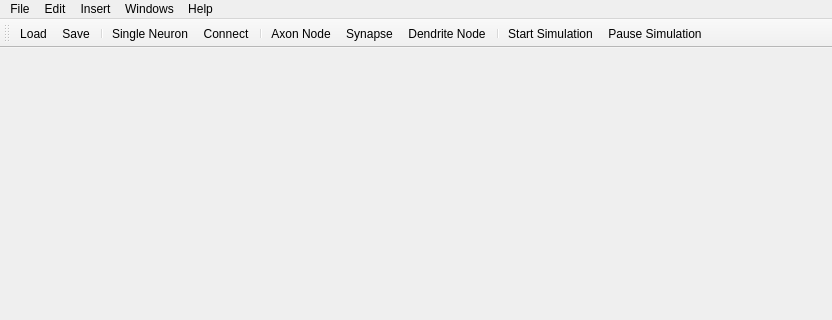
This is NeuroEdit/mainwindow.ui in lucksus/neuro_edit as Qt 5 draws it before an edit; both pictures show x 0 to 832 and y 0 to 320 of the 832 by 599 pixel window. The edited form follows.
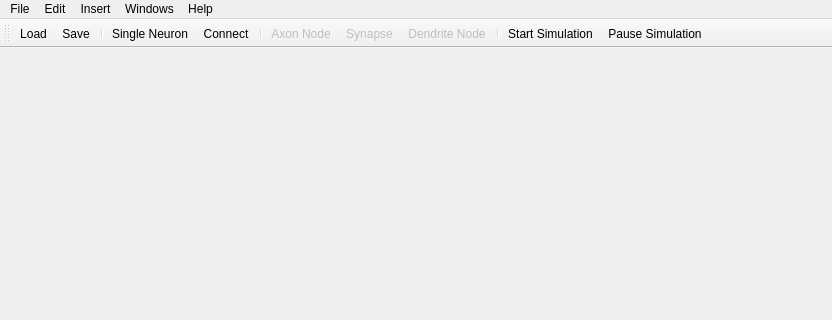
This is the edited form. Icons and pictures are not drawn.

Commit message: Insert action now disabled by default.

The edit to the form file:
```diff
--- a/NeuroEdit/mainwindow.ui
+++ b/NeuroEdit/mainwindow.ui
@@ -227,16 +227,25 @@
    </property>
   </action>
   <action name="actionAxon_Node">
+   <property name="enabled">
+    <bool>false</bool>
+   </property>
    <property name="text">
     <string>Axon Node</string>
    </property>
   </action>
   <action name="actionSynapse">
+   <property name="enabled">
+    <bool>false</bool>
+   </property>
    <property name="text">
     <string>Synapse</string>
    </property>
   </action>
   <action name="actionDendrite_Node">
+   <property name="enabled">
+    <bool>false</bool>
+   </property>
    <property name="text">
     <string>Dendrite Node</string>
    </property>
```
Left out of the diff: 9 changed lines with no effect on the pictures.
